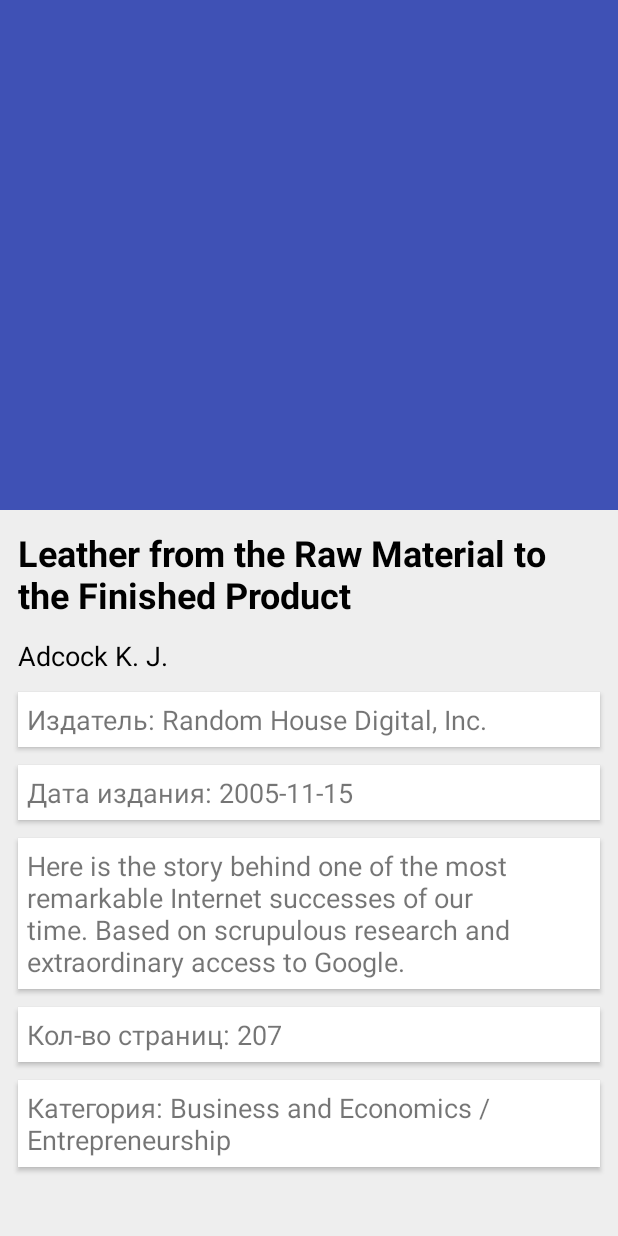
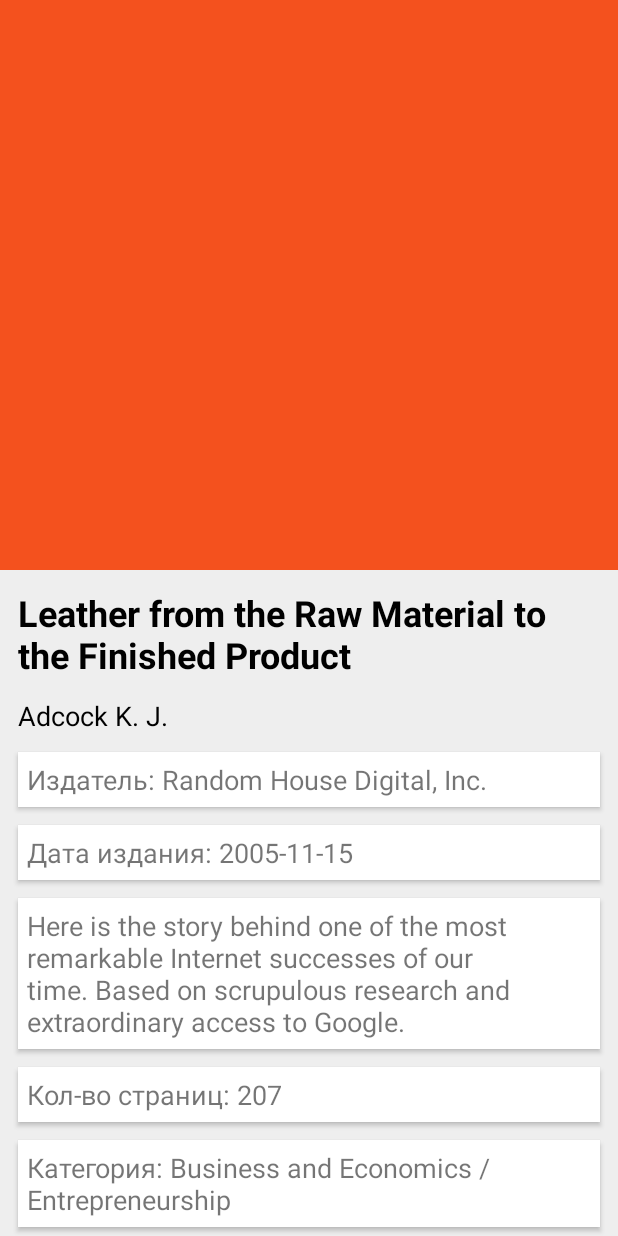
Before and after one commit to poisondart/AventikaTestTask, an Android app: the layout activity_detail_book.xml on its own in the app's theme, with its tools: preview values and no code run, on a phone screen of 412 x 824 dp. Run offline under Robolectric (Android 15) with nearby library versions, the phone set to English and light mode, and no system bars.

Commit message:
Полная реализация второй части задания

```diff
--- a/app/src/main/AndroidManifest.xml
+++ b/app/src/main/AndroidManifest.xml
@@ -18,7 +18,8 @@
                 <category android:name="android.intent.category.LAUNCHER"/>
             </intent-filter>
         </activity>
-        <activity android:name=".DetailBookActivity">
+        <activity android:name=".DetailBookActivity"
+            android:theme="@style/DetailTheme">
         </activity>
     </application>
 
--- a/app/src/main/java/ru/testtask/aventika/aventicatesttask/BookResultsAdapter.java
+++ b/app/src/main/java/ru/testtask/aventika/aventicatesttask/BookResultsAdapter.java
@@ -66,7 +66,7 @@ public class BookResultsAdapter extends RecyclerView.Adapter<RecyclerView.ViewHo
             mTitleView.setText(mBookResult.getTitle());
             mAuthorsView.setText(mBookResult.getAuthors());
             GlideApp.with(mTitleView.getContext())
-                    .load(mBookResult.getSmallThumnailLink())
+                    .load(mBookResult.getSmallThumbnailLink())
                     .into(mImageView);
         }
     }
--- a/app/src/main/res/layout/activity_detail_book.xml
+++ b/app/src/main/res/layout/activity_detail_book.xml
@@ -11,7 +11,7 @@
     <android.support.design.widget.AppBarLayout
         android:id="@+id/main.appbar"
         android:layout_width="match_parent"
-        android:layout_height="340dp"
+        android:layout_height="380dp"
         android:theme="@style/ThemeOverlay.AppCompat.Dark.ActionBar"
         android:fitsSystemWindows="true">
         <android.support.design.widget.CollapsingToolbarLayout
--- /dev/null
+++ b/app/src/main/res/values-v21/styles.xml
@@ -0,0 +1,13 @@
+<?xml version="1.0" encoding="utf-8"?>
+<resources>
+    <style name="DetailTheme" parent="Theme.AppCompat.Light.NoActionBar">
+        <item name="colorPrimary">@color/colorPrimaryDetail</item>
+        <item name="colorPrimaryDark">@color/colorPrimaryDetail</item>
+        <item name="colorAccent">@color/colorPrimaryDetail</item>
+        <item name="android:windowDrawsSystemBarBackgrounds">true</item>
+        <item name="android:statusBarColor">@android:color/transparent</item>
+        <item name="android:windowTranslucentStatus">true</item>
+        <item name="windowActionBar">false</item>
+        <item name="windowNoTitle">true</item>
+    </style>
+</resources>
--- a/app/src/main/res/values/colors.xml
+++ b/app/src/main/res/values/colors.xml
@@ -1,8 +1,11 @@
 <?xml version="1.0" encoding="utf-8"?>
 <resources>
-    <color name="colorPrimary">#3F51B5</color>
-    <color name="colorPrimaryDark">#303F9F</color>
-    <color name="colorAccent">#FF4081</color>
+    <color name="colorPrimary">#F4511E</color>
+    <color name="colorPrimaryDark">#D84315</color>
+    <color name="colorAccent">#01579B</color>
+
+    <color name="colorPrimaryDetail">#9E9E9E</color>
+
     <color name="colorBackground">#eeeeee</color>
     <color name="colorBlack">#000000</color>
     <color name="colorWhite">#ffffff</color>
--- a/app/src/main/res/values/styles.xml
+++ b/app/src/main/res/values/styles.xml
@@ -7,6 +7,13 @@
         <item name="colorPrimaryDark">@color/colorPrimaryDark</item>
         <item name="colorAccent">@color/colorAccent</item>
     </style>
+
+    <style name="DetailTheme" parent="Theme.AppCompat.Light.NoActionBar">
+        <item name="colorPrimary">@color/colorPrimaryDetail</item>
+        <item name="colorPrimaryDark">@color/colorPrimaryDetail</item>
+        <item name="colorAccent">@color/colorPrimaryDetail</item>
+    </style>
+
     <style name="InfoCardViewStyle">
         <item name="android:background">@color/colorWhite</item>
         <item name="android:padding">6dp</item>
```
Also changed, not shown: app/src/main/java/ru/testtask/aventika/aventicatesttask/BookResult.java (+8 -7 lines), app/src/main/java/ru/testtask/aventika/aventicatesttask/DetailBookActivity.java (+14 -0 lines).
